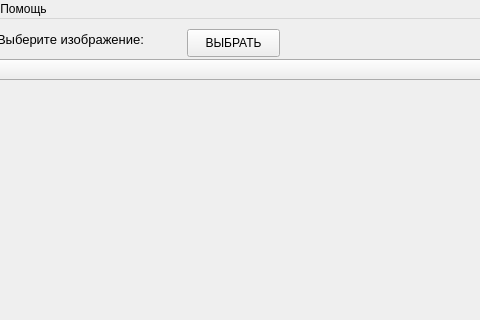
Qt form files/main_window_2.ui (Mooro869/PhotoCollection) before a commit; both pictures show x 303 to 783 and y 0 to 320 of the 1000 by 600 pixel window.
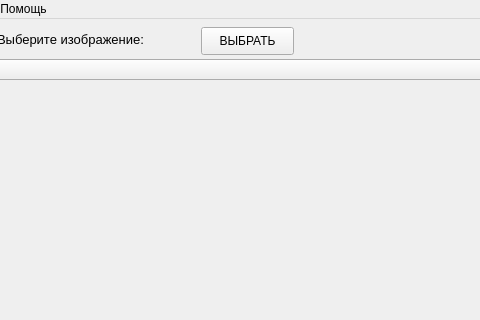
The same form after that commit.

```diff
--- a/files/main_window_2.ui
+++ b/files/main_window_2.ui
@@ -195,8 +195,8 @@
    <widget class="QLabel" name="actual_img">
     <property name="geometry">
      <rect>
-      <x>300</x>
-      <y>80</y>
+      <x>280</x>
+      <y>90</y>
       <width>691</width>
       <height>471</height>
      </rect>
@@ -208,8 +208,8 @@
    <widget class="QPushButton" name="choose_image">
     <property name="geometry">
      <rect>
-      <x>490</x>
-      <y>10</y>
+      <x>504</x>
+      <y>8</y>
       <width>93</width>
       <height>28</height>
      </rect>
```
Left out of the diff: 15 changed lines with no effect on the pictures.
